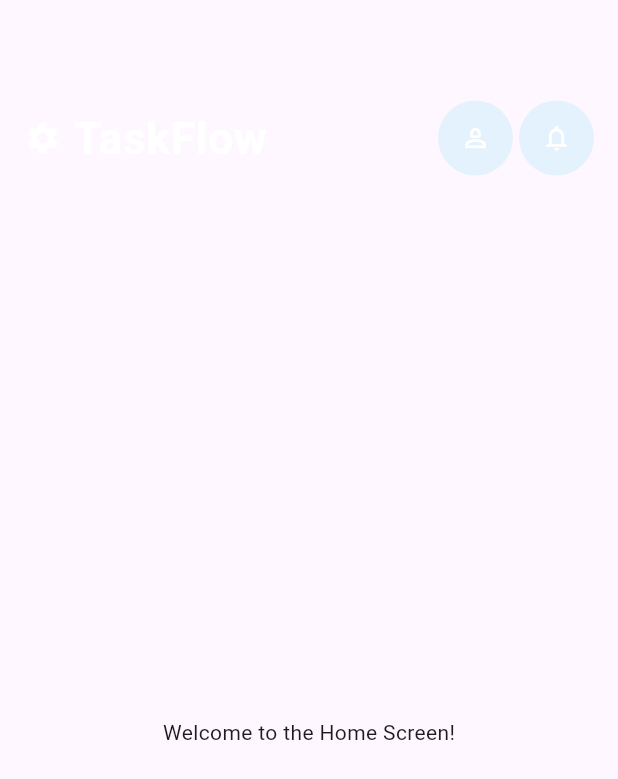
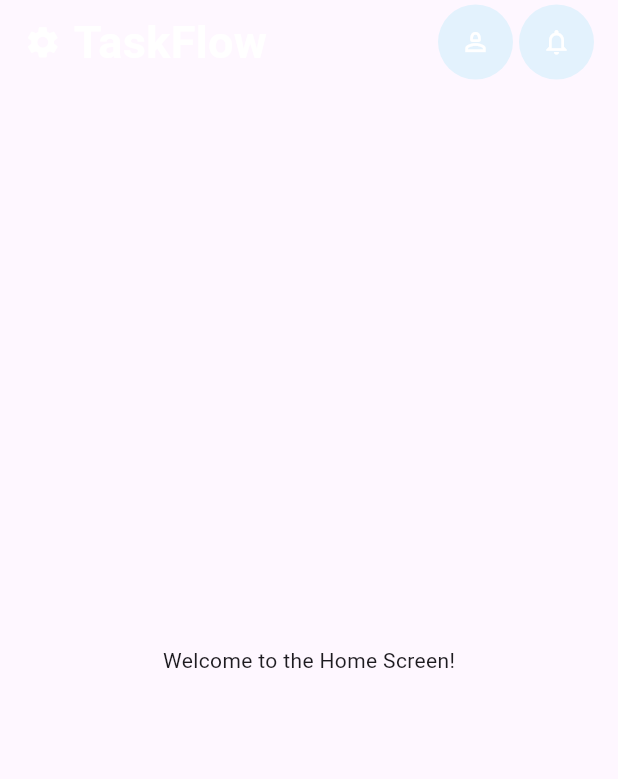
Before and after one commit to davidmottet/taskflow, a Flutter app: the screen it shows after launch, on a phone screen of 412 x 824 dp. Shown: the top 779 px of the screen. Run offline on Flutter 3.47's test engine with Material 3 defaults, Android fonts, the phone set to English and light mode, and no system bars; generated files the repository leaves out were written again.

Commit message:
Refactor CustomAppBar for improved layout and consistency
- Adjusted preferredSize to standard toolbar height for better integration.
- Simplified padding and layout structure, enhancing maintainability.
- Ensured consistent alignment of icons and text within the AppBar for a more cohesive UI experience.

```diff
--- a/lib/src/ui/app_bar_ui.dart
+++ b/lib/src/ui/app_bar_ui.dart
@@ -5,20 +5,19 @@ class CustomAppBar extends StatelessWidget implements PreferredSizeWidget {
   const CustomAppBar({super.key});
 
   @override
-  Size get preferredSize => Size.fromHeight(kToolbarHeight * 4);
+  Size get preferredSize => Size.fromHeight(kToolbarHeight);
 
   @override
   Widget build(BuildContext context) {
     return Padding(
-      padding: const EdgeInsets.only(top: 32.0),
-      child: Container(
-        height: 120.0,
-        padding: const EdgeInsets.symmetric(horizontal: 16.0, vertical: 32.0),
+      padding: const EdgeInsets.symmetric(horizontal: 16.0),
       child: Column(
         mainAxisAlignment: MainAxisAlignment.center,
+        crossAxisAlignment: CrossAxisAlignment.center,
         children: [
           Row(
             mainAxisAlignment: MainAxisAlignment.spaceBetween,
+            crossAxisAlignment: CrossAxisAlignment.center,
             children: [
               Row(
                 mainAxisSize: MainAxisSize.min,
@@ -29,6 +28,7 @@ class CustomAppBar extends StatelessWidget implements PreferredSizeWidget {
                 ],
               ),
               Row(
+                crossAxisAlignment: CrossAxisAlignment.center,
                 children: [
                   HapticIconButton(
                     icon: const Icon(Icons.person_2_outlined, color: Colors.white, size: 20.0),
@@ -47,7 +47,6 @@ class CustomAppBar extends StatelessWidget implements PreferredSizeWidget {
           ),
         ],
       ),
-      ),
     );
   }
 }
```
Lines whose indentation alone changed are shown as unchanged.
